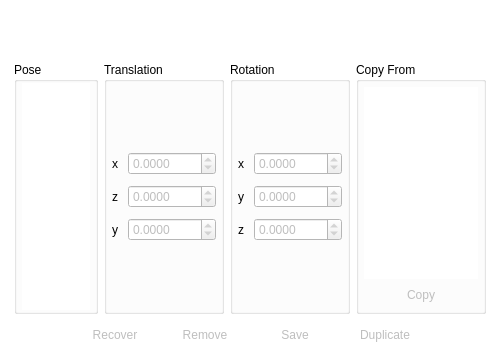
Old version of the form src/view/poseeditor/poseeditor.ui in the repository florianblume/6d-pat.
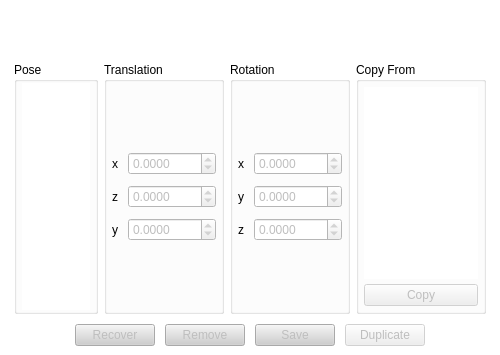
New version of the form.

Commit message: added style sheet and custom message box

The edit to the form file:
```diff
--- a/src/view/poseeditor/poseeditor.ui
+++ b/src/view/poseeditor/poseeditor.ui
@@ -692,26 +692,11 @@
               <property name="enabled">
                <bool>false</bool>
               </property>
-              <property name="styleSheet">
-               <string notr="true">QPushButton {
-  background-color: #cecece;
-}
-
-QPushButton:hover:!pressed {
-  border: 1px solid #75c1ff;
-  background-color: #c6e5ff;
-}
-
-QPushButton:pressed {
-  border: 1px solid #5eb6ff;
-  background-color: #9ed2ff;
-}</string>
-              </property>
               <property name="text">
                <string>Copy</string>
               </property>
               <property name="flat">
-               <bool>true</bool>
+               <bool>false</bool>
               </property>
              </widget>
             </item>
@@ -879,26 +864,11 @@
            <property name="autoFillBackground">
             <bool>false</bool>
            </property>
-           <property name="styleSheet">
-            <string notr="true">QPushButton {
-  background-color: #cecece;
-}
-
-QPushButton:hover:!pressed {
-  border: 1px solid #75c1ff;
-  background-color: #c6e5ff;
-}
-
-QPushButton:pressed {
-  border: 1px solid #5eb6ff;
-  background-color: #9ed2ff;
-}</string>
-           </property>
            <property name="text">
             <string>Recover</string>
            </property>
            <property name="flat">
-            <bool>true</bool>
+            <bool>false</bool>
            </property>
           </widget>
          </item>
@@ -1010,26 +980,11 @@
            <property name="autoFillBackground">
             <bool>false</bool>
            </property>
-           <property name="styleSheet">
-            <string notr="true">QPushButton {
-  background-color: #cecece;
-}
-
-QPushButton:hover:!pressed {
-  border: 1px solid #75c1ff;
-  background-color: #c6e5ff;
-}
-
-QPushButton:pressed {
-  border: 1px solid #5eb6ff;
-  background-color: #9ed2ff;
-}</string>
-           </property>
            <property name="text">
             <string>Remove</string>
            </property>
            <property name="flat">
-            <bool>true</bool>
+            <bool>false</bool>
            </property>
           </widget>
          </item>
@@ -1141,26 +1096,11 @@
            <property name="autoFillBackground">
             <bool>false</bool>
            </property>
-           <property name="styleSheet">
-            <string notr="true">QPushButton {
-  background-color: #cecece;
-}
-
-QPushButton:hover:!pressed {
-  border: 1px solid #75c1ff;
-  background-color: #c6e5ff;
-}
-
-QPushButton:pressed {
-  border: 1px solid #5eb6ff;
-  background-color: #9ed2ff;
-}</string>
-           </property>
            <property name="text">
             <string>Save</string>
            </property>
            <property name="flat">
-            <bool>true</bool>
+            <bool>false</bool>
            </property>
           </widget>
          </item>
@@ -1178,26 +1118,11 @@
            <property name="toolTip">
             <string>Duplicates the currently selected pose.</string>
            </property>
-           <property name="styleSheet">
-            <string notr="true">QPushButton {
-  background-color: #cecece;
-}
-
-QPushButton:hover:!pressed {
-  border: 1px solid #75c1ff;
-  background-color: #c6e5ff;
-}
-
-QPushButton:pressed {
-  border: 1px solid #5eb6ff;
-  background-color: #9ed2ff;
-}</string>
-           </property>
            <property name="text">
             <string>Duplicate</string>
            </property>
            <property name="flat">
-            <bool>true</bool>
+            <bool>false</bool>
            </property>
           </widget>
          </item>
```
The commit also changes 18 other files.
